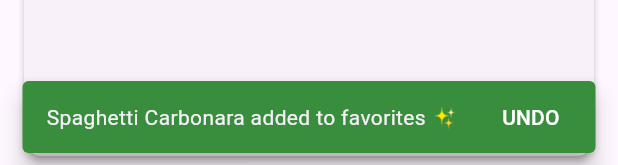
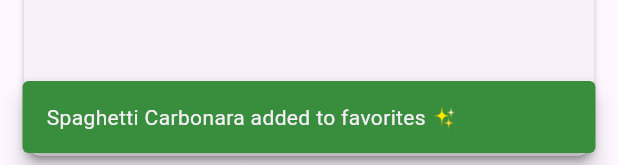
Before and after one commit to mohammedanshad1/context_recipe_discovery, a Flutter app: the RecipeCard widget shown alone on an empty page, opened directly with sample values from the repository, after a tap on the "favorite outline" icon, on a phone screen of 412 x 824 dp. Shown: the part 1068-1233 px from the top of the screen. Run offline on Flutter 3.47's test engine with Material 3 defaults, Android fonts, the phone set to English and light mode, and no system bars; drawn by our look-alikes of cached_network_image; our stand-ins replace flutter_bloc, flutter_local_notifications, geocoding, geolocator, shared_preferences, shimmer and 1 more; accounts and stored records are empty; network calls fail; statements that could not run were skipped.

Commit message:
snacbar color added perfectly

```diff
--- a/lib/widgets/recipe_card.dart
+++ b/lib/widgets/recipe_card.dart
@@ -33,15 +33,15 @@ class RecipeCard extends StatelessWidget {
         ),
         duration: const Duration(seconds: 2),
         behavior: SnackBarBehavior.floating,
-        backgroundColor: isAdding ? Colors.green[700] : Colors.grey[800],
-        action: SnackBarAction(
-          label: 'UNDO',
-          textColor: Colors.white,
-          onPressed: () {
-            // Undo favorite action
-            context.read<RecipeBloc>().add(ToggleFavorite(recipe));
-          },
-        ),
+        backgroundColor: isAdding ? Colors.green[700] : Colors.red[800],
+        // action: SnackBarAction(
+        //   label: 'UNDO',
+        //   textColor: Colors.white,
+        //   onPressed: () {
+        //     // Undo favorite action
+        //     context.read<RecipeBloc>().add(ToggleFavorite(recipe));
+        //   },
+        // ),
       ),
     );
   }
```
Also changed, not shown: lib/screens/recipe_detail_screen.dart (+14 -14 lines).
